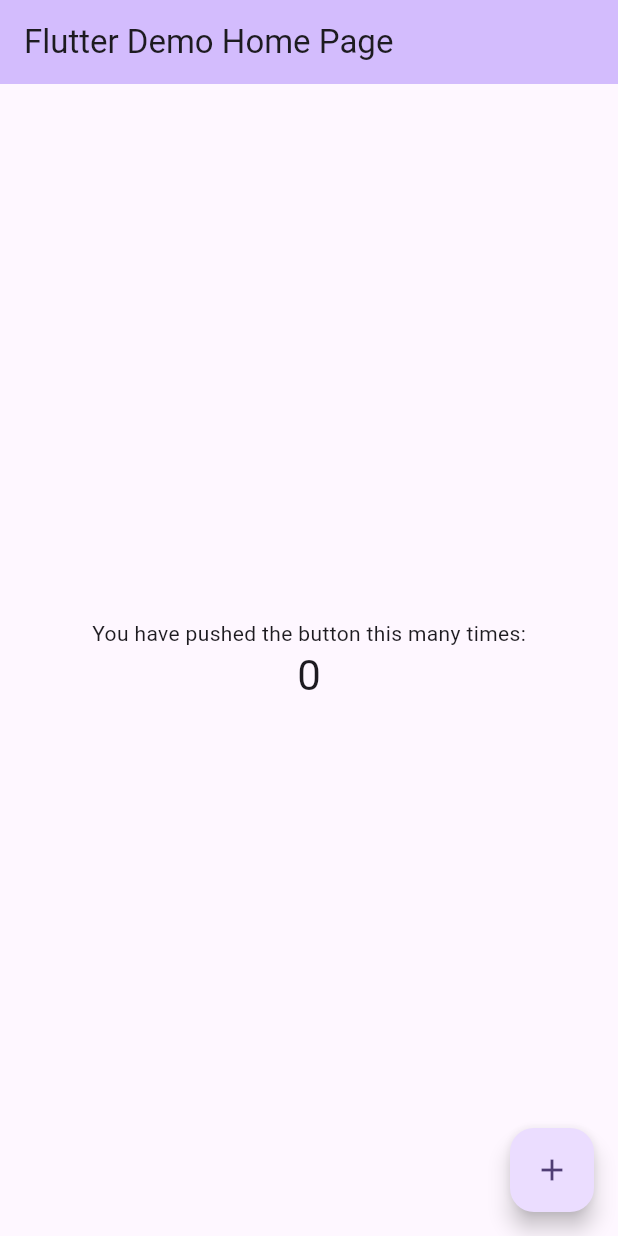
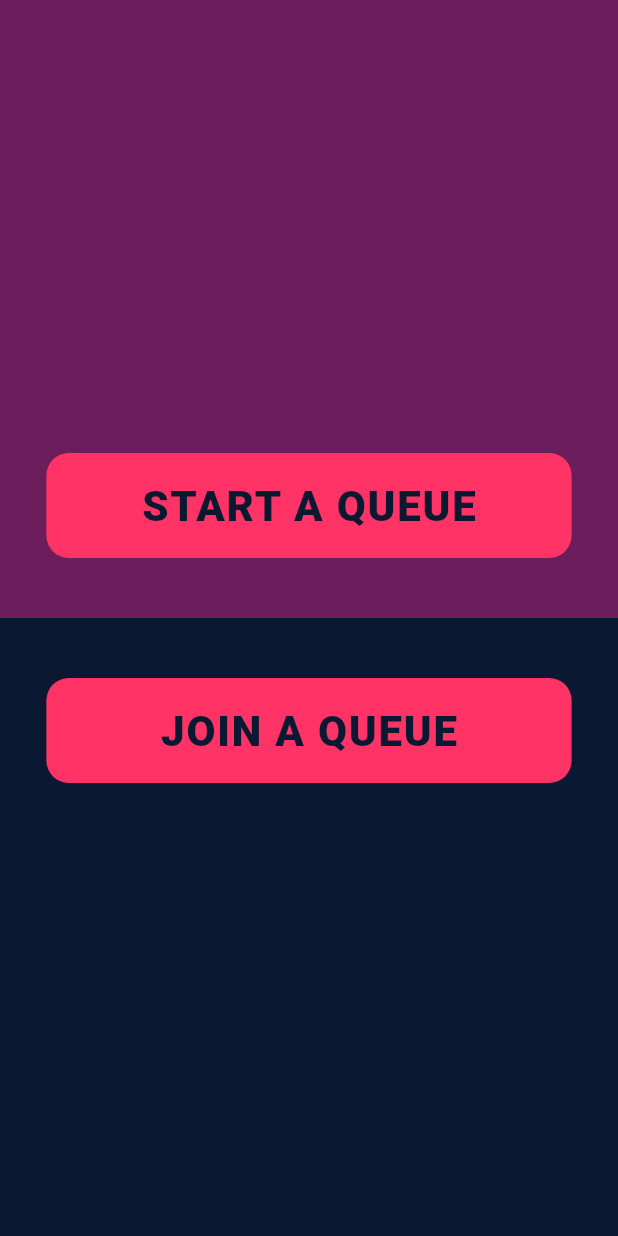
Before and after one commit to SofiaMOsorno/ProyectoFinalMoviles, a Flutter app: the screen it shows after launch, on a phone screen of 412 x 824 dp. Run offline on Flutter 3.47's test engine with Material 3 defaults, Android fonts, the phone set to English and light mode, and no system bars; Roboto replaces fonts that are missing (Arial).

Commit message:
Main screen and register/login
Add main screen to select between starting/joining a queue and the register/login pages for creating a new queue

```diff
--- /dev/null
+++ b/proyecto_final/lib/core/constants/app_colors.dart
@@ -0,0 +1,21 @@
+import 'package:flutter/material.dart';
+
+/// Application color constants following the design mockups
+class AppColors {
+  // Primary colors from mockups
+  static const Color primaryPurple = Color(0xFF6B1D5C);
+  static const Color primaryRed = Color(0xFFFF3366);
+  static const Color darkBlue = Color(0xFF0A1931);
+
+  // Background colors
+  static const Color lightPurple = Color(0xFF9B7A95);
+
+  // Text colors
+  static const Color textWhite = Color(0xFFFFFFFF);
+  static const Color textField = Color(0xFFFFFFFF);
+
+  // Border colors
+  static const Color borderDarkBlue = Color(0xFF0A1931);
+
+  AppColors._();
+}
--- /dev/null
+++ b/proyecto_final/lib/core/constants/app_routes.dart
@@ -0,0 +1,21 @@
+import 'package:flutter/material.dart';
+import 'package:proyecto_final/features/home/screens/home_screen.dart';
+import 'package:proyecto_final/features/auth/screens/login_screen.dart';
+import 'package:proyecto_final/features/auth/screens/register_screen.dart';
+
+/// Application route configuration
+class AppRoutes {
+  static const String home = '/';
+  static const String login = '/login';
+  static const String register = '/register';
+
+  static Map<String, WidgetBuilder> getRoutes() {
+    return {
+      home: (context) => const HomeScreen(),
+      login: (context) => const LoginScreen(),
+      register: (context) => const RegisterScreen(),
+    };
+  }
+
+  AppRoutes._();
+}
--- /dev/null
+++ b/proyecto_final/lib/core/theme/app_theme.dart
@@ -0,0 +1,25 @@
+import 'package:flutter/material.dart';
+import 'package:proyecto_final/core/constants/app_colors.dart';
+
+/// Application theme configuration
+class AppTheme {
+  static ThemeData get theme {
+    return ThemeData(
+      scaffoldBackgroundColor: AppColors.primaryPurple,
+      primaryColor: AppColors.primaryPurple,
+      colorScheme: ColorScheme.fromSeed(
+        seedColor: AppColors.primaryPurple,
+        primary: AppColors.primaryPurple,
+      ),
+      fontFamily: 'Arial',
+      textTheme: const TextTheme(
+        bodyLarge: TextStyle(color: AppColors.textWhite),
+        bodyMedium: TextStyle(color: AppColors.textWhite),
+        bodySmall: TextStyle(color: AppColors.textWhite),
+      ),
+      useMaterial3: true,
+    );
+  }
+
+  AppTheme._();
+}
--- /dev/null
+++ b/proyecto_final/lib/features/home/screens/home_screen.dart
@@ -0,0 +1,52 @@
+import 'package:flutter/material.dart';
+import 'package:proyecto_final/core/constants/app_colors.dart';
+import 'package:proyecto_final/shared/widgets/custom_button.dart';
+
+/// Home screen with options to start or join a queue
+class HomeScreen extends StatelessWidget {
+  const HomeScreen({super.key});
+
+  @override
+  Widget build(BuildContext context) {
+    return Scaffold(
+      body: Column(
+        children: [
+          Expanded(
+            child: Container(
+              color: AppColors.primaryPurple,
+              child: Align(
+                alignment: Alignment.bottomCenter,
+                child: Padding(
+                  padding: const EdgeInsets.only(bottom: 40.0),
+                  child: CustomButton(
+                    text: 'Start a Queue',
+                    onPressed: () {
+                      Navigator.pushNamed(context, '/login');
+                    },
+                  ),
+                ),
+              ),
+            ),
+          ),
+          Expanded(
+            child: Container(
+              color: AppColors.darkBlue,
+              child: Align(
+                alignment: Alignment.topCenter,
+                child: Padding(
+                  padding: const EdgeInsets.only(top: 40.0),
+                  child: CustomButton(
+                    text: 'Join a Queue',
+                    onPressed: () {
+                      // TODO: Navigate to join queue screen
+                    },
+                  ),
+                ),
+              ),
+            ),
+          ),
+        ],
+      ),
+    );
+  }
+}
--- a/proyecto_final/lib/main.dart
+++ b/proyecto_final/lib/main.dart
@@ -1,4 +1,6 @@
 import 'package:flutter/material.dart';
+import 'package:proyecto_final/core/theme/app_theme.dart';
+import 'package:proyecto_final/core/constants/app_routes.dart';
 
 void main() {
   runApp(const MyApp());
@@ -7,116 +9,14 @@ void main() {
 class MyApp extends StatelessWidget {
   const MyApp({super.key});
 
-  // This widget is the root of your application.
   @override
   Widget build(BuildContext context) {
     return MaterialApp(
-      title: 'Flutter Demo',
-      theme: ThemeData(
-        // This is the theme of your application.
-        //
-        // TRY THIS: Try running your application with "flutter run". You'll see
-        // the application has a purple toolbar. Then, without quitting the app,
-        // try changing the seedColor in the colorScheme below to Colors.green
-        // and then invoke "hot reload" (save your changes or press the "hot
-        // reload" button in a Flutter-supported IDE, or press "r" if you used
-        // the command line to start the app).
-        //
-        // Notice that the counter didn't reset back to zero; the application
-        // state is not lost during the reload. To reset the state, use hot
-        // restart instead.
-        //
-        // This works for code too, not just values: Most code changes can be
-        // tested with just a hot reload.
-        colorScheme: ColorScheme.fromSeed(seedColor: Colors.deepPurple),
-      ),
-      home: const MyHomePage(title: 'Flutter Demo Home Page'),
+      title: 'Virtual Queue App',
+      theme: AppTheme.theme,
+      debugShowCheckedModeBanner: false,
+      initialRoute: AppRoutes.home,
+      routes: AppRoutes.getRoutes(),
     );
   }
 }
-
-class MyHomePage extends StatefulWidget {
-  const MyHomePage({super.key, required this.title});
-
-  // This widget is the home page of your application. It is stateful, meaning
-  // that it has a State object (defined below) that contains fields that affect
-  // how it looks.
-
-  // This class is the configuration for the state. It holds the values (in this
-  // case the title) provided by the parent (in this case the App widget) and
-  // used by the build method of the State. Fields in a Widget subclass are
-  // always marked "final".
-
-  final String title;
-
-  @override
-  State<MyHomePage> createState() => _MyHomePageState();
-}
-
-class _MyHomePageState extends State<MyHomePage> {
-  int _counter = 0;
-
-  void _incrementCounter() {
-    setState(() {
-      // This call to setState tells the Flutter framework that something has
-      // changed in this State, which causes it to rerun the build method below
-      // so that the display can reflect the updated values. If we changed
-      // _counter without calling setState(), then the build method would not be
-      // called again, and so nothing would appear to happen.
-      _counter++;
-    });
-  }
-
-  @override
-  Widget build(BuildContext context) {
-    // This method is rerun every time setState is called, for instance as done
-    // by the _incrementCounter method above.
-    //
-    // The Flutter framework has been optimized to make rerunning build methods
-    // fast, so that you can just rebuild anything that needs updating rather
-    // than having to individually change instances of widgets.
-    return Scaffold(
-      appBar: AppBar(
-        // TRY THIS: Try changing the color here to a specific color (to
-        // Colors.amber, perhaps?) and trigger a hot reload to see the AppBar
-        // change color while the other colors stay the same.
-        backgroundColor: Theme.of(context).colorScheme.inversePrimary,
-        // Here we take the value from the MyHomePage object that was created by
-        // the App.build method, and use it to set our appbar title.
-        title: Text(widget.title),
-      ),
-      body: Center(
-        // Center is a layout widget. It takes a single child and positions it
-        // in the middle of the parent.
-        child: Column(
-          // Column is also a layout widget. It takes a list of children and
-          // arranges them vertically. By default, it sizes itself to fit its
-          // children horizontally, and tries to be as tall as its parent.
-          //
-          // Column has various properties to control how it sizes itself and
-          // how it positions its children. Here we use mainAxisAlignment to
-          // center the children vertically; the main axis here is the vertical
-          // axis because Columns are vertical (the cross axis would be
-          // horizontal).
-          //
-          // TRY THIS: Invoke "debug painting" (choose the "Toggle Debug Paint"
-          // action in the IDE, or press "p" in the console), to see the
-          // wireframe for each widget.
-          mainAxisAlignment: MainAxisAlignment.center,
-          children: <Widget>[
-            const Text('You have pushed the button this many times:'),
-            Text(
-              '$_counter',
-              style: Theme.of(context).textTheme.headlineMedium,
-            ),
-          ],
-        ),
-      ),
-      floatingActionButton: FloatingActionButton(
-        onPressed: _incrementCounter,
-        tooltip: 'Increment',
-        child: const Icon(Icons.add),
-      ), // This trailing comma makes auto-formatting nicer for build methods.
-    );
-  }
-}
--- /dev/null
+++ b/proyecto_final/lib/shared/widgets/custom_button.dart
@@ -0,0 +1,49 @@
+import 'package:flutter/material.dart';
+import 'package:proyecto_final/core/constants/app_colors.dart';
+
+/// Custom button widget following the app design
+class CustomButton extends StatelessWidget {
+  final String text;
+  final VoidCallback onPressed;
+  final Color backgroundColor;
+  final Color textColor;
+  final double? width;
+  final double height;
+
+  const CustomButton({
+    super.key,
+    required this.text,
+    required this.onPressed,
+    this.backgroundColor = AppColors.primaryRed,
+    this.textColor = AppColors.darkBlue,
+    this.width,
+    this.height = 70,
+  });
+
+  @override
+  Widget build(BuildContext context) {
+    return SizedBox(
+      width: width ?? MediaQuery.of(context).size.width * 0.85,
+      height: height,
+      child: ElevatedButton(
+        onPressed: onPressed,
+        style: ElevatedButton.styleFrom(
+          backgroundColor: backgroundColor,
+          shape: RoundedRectangleBorder(
+            borderRadius: BorderRadius.circular(15),
+          ),
+          elevation: 0,
+        ),
+        child: Text(
+          text.toUpperCase(),
+          style: TextStyle(
+            color: textColor,
+            fontSize: 28,
+            fontWeight: FontWeight.w900,
+            letterSpacing: 1.2,
+          ),
+        ),
+      ),
+    );
+  }
+}
```
Also changed, not shown: proyecto_final/lib/features/auth/screens/login_screen.dart (added, +94 -0 lines), proyecto_final/lib/features/auth/screens/register_screen.dart (added, +152 -0 lines), proyecto_final/lib/shared/widgets/custom_text_field.dart (added, +66 -0 lines).
